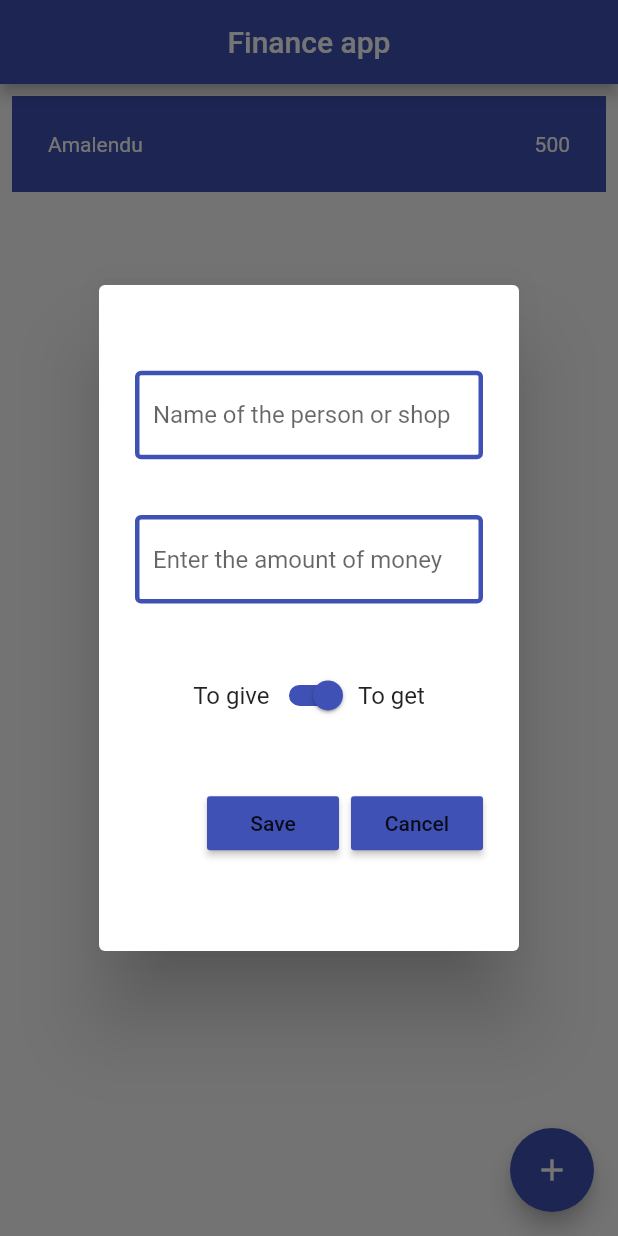
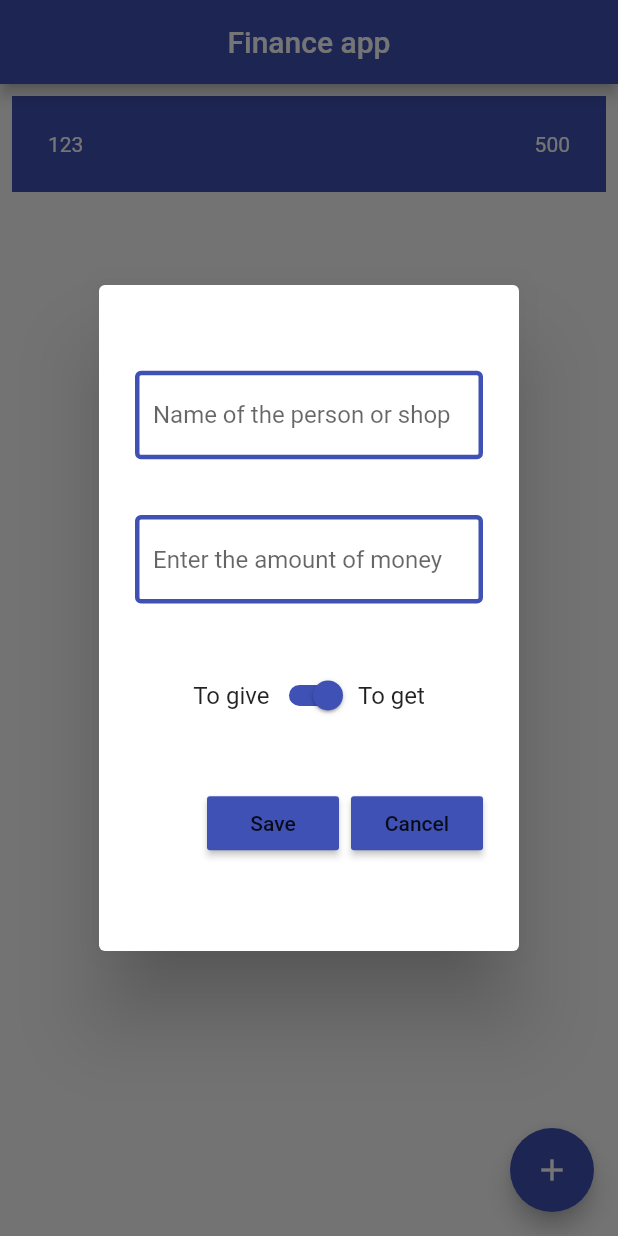
Before and after one commit to amalendu123/Financeapp-with-flutter, a Flutter app: the screen it shows after launch, after a tap on the "add" icon, on a phone screen of 412 x 824 dp. Run offline on Flutter 3.47's test engine with Material 2 defaults, Android fonts, the phone set to English and light mode, and no system bars; our stand-ins replace hive_flutter; missing offline and left inert: dart:ffi; accounts and stored records are empty; Roboto replaces fonts that are missing (RobotoMono).

Commit message:
hive setup ready

```diff
--- a/financeapp/lib/main.dart
+++ b/financeapp/lib/main.dart
@@ -1,7 +1,11 @@
 import 'package:financeapp/pages/homescreen.dart';
 import 'package:flutter/material.dart';
+import 'package:hive_flutter/hive_flutter.dart';
 
-void main() {
+void main() async {
+  await Hive.initFlutter();
+
+  var box = await Hive.openBox('mybox');
   runApp(const MyApp());
 }
 
--- /dev/null
+++ b/financeapp/lib/pages/database.dart
@@ -0,0 +1,25 @@
+import 'package:hive_flutter/hive_flutter.dart';
+
+class MoneyDatabase {
+  List money = [];
+
+  // reference our box
+  final _myBox = Hive.box('mybox');
+
+  // run this method if this is the 1st time ever opening this app
+  void createInitialData() {
+    money = [
+      ["123", "500", false],
+    ];
+  }
+
+  // load the data from database
+  void loadData() {
+    money = _myBox.get("money");
+  }
+
+  // update the database
+  void updateDataBase() {
+    _myBox.put("money", money);
+  }
+}
--- a/financeapp/lib/pages/homescreen.dart
+++ b/financeapp/lib/pages/homescreen.dart
@@ -1,8 +1,10 @@
+import 'package:financeapp/pages/database.dart';
 import 'package:financeapp/pages/dialogbox.dart';
 import 'package:financeapp/pages/people.dart';
 import 'package:flutter/material.dart';
 import 'package:flutter/src/widgets/framework.dart';
 import 'package:flutter/src/widgets/placeholder.dart';
+import 'package:hive_flutter/hive_flutter.dart';
 
 class Homepage extends StatefulWidget {
   const Homepage({super.key});
@@ -12,9 +14,21 @@ class Homepage extends StatefulWidget {
 }
 
 class _HomepageState extends State<Homepage> {
-  List list = [
-    ["Amalendu", "500"]
-  ];
+  final _myBox = Hive.box('mybox');
+  MoneyDatabase db = MoneyDatabase();
+  @override
+  void initState() {
+    // if this is the 1st time ever openin the app, then create default data
+    if (_myBox.get("money") == null) {
+      db.createInitialData();
+    } else {
+      // there already exists data
+      db.loadData();
+    }
+
+    super.initState();
+  }
+
   bool isSwitched = true;
   final _controller = TextEditingController();
   final _namecontroller = TextEditingController();
@@ -39,7 +53,12 @@ class _HomepageState extends State<Homepage> {
   Widget build(BuildContext context) {
     return Scaffold(
         appBar: AppBar(
-          title: const Text("Finance app"),
+          title: const Text(
+            "Finance app",
+            style: TextStyle(
+              fontFamily: 'RobotoMono',
+            ),
+          ),
           centerTitle: true,
         ),
         floatingActionButton: FloatingActionButton(
@@ -49,9 +68,12 @@ class _HomepageState extends State<Homepage> {
           child: const Icon(Icons.add),
         ),
         body: ListView.builder(
-          itemCount: list.length,
+          itemCount: db.money.length,
           itemBuilder: (context, index) {
-            return Peoplecard(people: list[index][0], rupees: list[index][1]);
+            return Peoplecard(
+              people: db.money[index][0],
+              rupees: db.money[index][1],
+            );
           },
         ));
   }
--- a/financeapp/pubspec.yaml
+++ b/financeapp/pubspec.yaml
@@ -35,6 +35,8 @@ dependencies:
   # The following adds the Cupertino Icons font to your application.
   # Use with the CupertinoIcons class for iOS style icons.
   cupertino_icons: ^1.0.2
+  hive: ^2.2.3
+  hive_flutter: ^1.1.0
 
 dev_dependencies:
   flutter_test:
@@ -46,6 +48,8 @@ dev_dependencies:
   # package. See that file for information about deactivating specific lint
   # rules and activating additional ones.
   flutter_lints: ^2.0.0
+  hive_generator: ^1.1.3
+  build_runner: ^2.1.11
 
 # For information on the generic Dart part of this file, see the
 # following page: https://dart.dev/tools/pub/pubspec
```
Also changed, not shown: financeapp/pubspec.lock, 1 other file.
